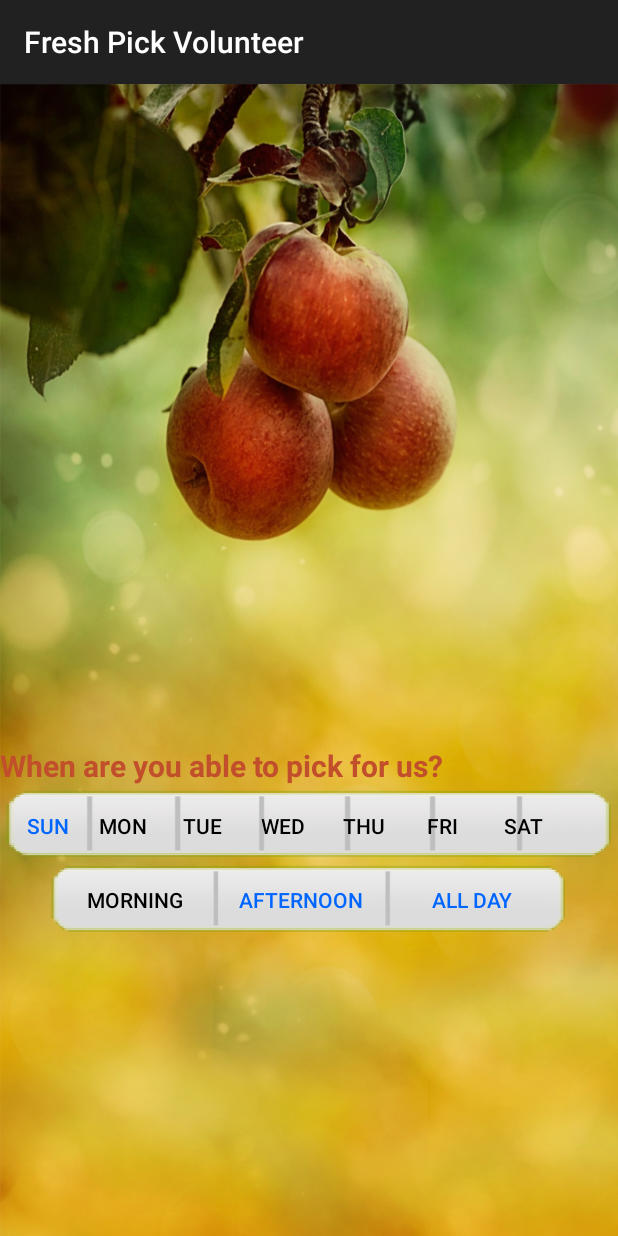
After one commit to maxstr/io15Hackathon, an Android app: the fragment FirstActivityFragment shown on its own in the app's theme, on a phone screen of 412 x 824 dp. The commit adds this screen. Run offline under Robolectric (Android 15) with nearby library versions, the phone set to English and light mode, and no system bars.

Commit message:
adding volunteer screen

```diff
--- a/android-volunteer/app/src/main/AndroidManifest.xml
+++ b/android-volunteer/app/src/main/AndroidManifest.xml
@@ -36,6 +36,10 @@
             android:name=".MainActivity"
             android:label="@string/title_activity_main" >
         </activity>
+        <activity
+            android:name=".FirstActivity"
+            android:label="@string/title_activity_first" >
+        </activity>
     </application>
 
 </manifest>
--- /dev/null
+++ b/android-volunteer/app/src/main/java/com/mcgoldricksolutions/freshpickvolunteer/FirstActivity.java
@@ -0,0 +1,39 @@
+package com.mcgoldricksolutions.freshpickvolunteer;
+
+import android.support.v7.app.ActionBarActivity;
+import android.os.Bundle;
+import android.view.Menu;
+import android.view.MenuItem;
+
+
+public class FirstActivity extends ActionBarActivity {
+
+    @Override
+    protected void onCreate(Bundle savedInstanceState) {
+        super.onCreate(savedInstanceState);
+        setContentView(R.layout.activity_first);
+    }
+
+
+    @Override
+    public boolean onCreateOptionsMenu(Menu menu) {
+        // Inflate the menu; this adds items to the action bar if it is present.
+        getMenuInflater().inflate(R.menu.menu_first, menu);
+        return true;
+    }
+
+    @Override
+    public boolean onOptionsItemSelected(MenuItem item) {
+        // Handle action bar item clicks here. The action bar will
+        // automatically handle clicks on the Home/Up button, so long
+        // as you specify a parent activity in AndroidManifest.xml.
+        int id = item.getItemId();
+
+        //noinspection SimplifiableIfStatement
+        if (id == R.id.action_settings) {
+            return true;
+        }
+
+        return super.onOptionsItemSelected(item);
+    }
+}
--- /dev/null
+++ b/android-volunteer/app/src/main/java/com/mcgoldricksolutions/freshpickvolunteer/FirstActivityFragment.java
@@ -0,0 +1,23 @@
+package com.mcgoldricksolutions.freshpickvolunteer;
+
+import android.support.v4.app.Fragment;
+import android.os.Bundle;
+import android.view.LayoutInflater;
+import android.view.View;
+import android.view.ViewGroup;
+
+
+/**
+ * A placeholder fragment containing a simple view.
+ */
+public class FirstActivityFragment extends Fragment {
+
+    public FirstActivityFragment() {
+    }
+
+    @Override
+    public View onCreateView(LayoutInflater inflater, ViewGroup container,
+                             Bundle savedInstanceState) {
+        return inflater.inflate(R.layout.fragment_first, container, false);
+    }
+}
--- a/android-volunteer/app/src/main/java/com/mcgoldricksolutions/freshpickvolunteer/util/SystemUiHiderHoneycomb.java
+++ b/android-volunteer/app/src/main/java/com/mcgoldricksolutions/freshpickvolunteer/util/SystemUiHiderHoneycomb.java
@@ -53,7 +53,7 @@ public class SystemUiHiderHoneycomb extends SystemUiHiderBase {
             // If the client requested fullscreen, add flags relevant to hiding
             // the status bar. Note that some of these constants are new as of
             // API 16 (Jelly Bean). It is safe to use them, as they are inlined
-            // at compile-time and do nothing on pre-Jelly Bean devices.
+            // at compile-time_selector and do nothing on pre-Jelly Bean devices.
             mShowFlags |= View.SYSTEM_UI_FLAG_LAYOUT_FULLSCREEN;
             mHideFlags |= View.SYSTEM_UI_FLAG_LAYOUT_FULLSCREEN
                     | View.SYSTEM_UI_FLAG_FULLSCREEN;
--- /dev/null
+++ b/android-volunteer/app/src/main/res/color/toggle_text.xml
@@ -0,0 +1,5 @@
+<?xml version="1.0" encoding="utf-8"?>
+<selector xmlns:android="http://schemas.android.com/apk/res/android">
+    <item android:state_checked="true" android:color="#0066FF" />
+    <item android:color="#000000" />
+</selector>
--- /dev/null
+++ b/android-volunteer/app/src/main/res/layout/activity_first.xml
@@ -0,0 +1,7 @@
+<fragment xmlns:android="http://schemas.android.com/apk/res/android"
+    xmlns:tools="http://schemas.android.com/tools"
+    android:id="@+id/fragment"
+    android:name="com.mcgoldricksolutions.freshpickvolunteer.MainActivityFragment"
+    tools:layout="@layout/fragment_first"
+    android:layout_width="match_parent"
+    android:layout_height="match_parent" />
--- /dev/null
+++ b/android-volunteer/app/src/main/res/layout/fragment_first.xml
@@ -0,0 +1,182 @@
+<FrameLayout xmlns:android="http://schemas.android.com/apk/res/android"
+    xmlns:tools="http://schemas.android.com/tools"
+    android:layout_width="match_parent"
+    android:layout_height="match_parent"
+    android:alpha="255"
+    tools:context="com.mcgoldricksolutions.freshpickvolunteer.MainActivityFragment"
+    android:background="@drawable/background">
+
+
+
+    <LinearLayout
+        android:layout_width="fill_parent"
+        android:layout_height="wrap_content"
+        android:orientation="vertical"
+        android:layout_gravity="bottom"
+        android:layout_marginBottom="200dp">
+        <TextView
+            android:layout_width="wrap_content"
+            android:layout_height="wrap_content"
+            android:id="@+id/editText"
+            android:layout_gravity="left|top"
+            android:textColor="#C24F2B"
+            android:textStyle="bold"
+            android:textSize="20dp"
+            android:textAppearance="?android:attr/textAppearanceLarge"
+            android:text="@string/welcometext" />
+        <LinearLayout
+            android:orientation="horizontal"
+            android:layout_width="wrap_content"
+            android:layout_height="50dp"
+            android:layout_gravity="center_horizontal"
+            android:background="@drawable/week_selector">
+            <ToggleButton
+                android:layout_width="50dp"
+                android:layout_height="wrap_content"
+                android:textOn="Sun"
+                android:textOff="Sun"
+                android:id="@+id/toggleButton"
+                android:background="?android:attr/selectableItemBackground"
+                android:layout_gravity="center_horizontal"
+                android:checked="true"
+                android:clickable="false"
+                android:textColor="@color/toggle_text"
+                android:paddingLeft="14dp"
+                android:paddingTop="5dp" />
+            <ToggleButton
+                android:layout_width="50dp"
+                android:layout_height="wrap_content"
+                android:id="@+id/toggleButton"
+                android:textOn="Mon"
+                android:textOff="Mon"
+                android:background="?android:attr/selectableItemBackground"
+                android:layout_gravity="center_horizontal"
+                android:checked="false"
+                android:clickable="false"
+                android:textColor="@color/toggle_text"
+                android:paddingTop="5dp"
+                android:paddingLeft="14dp" />
+            <ToggleButton
+                android:layout_width="50dp"
+                android:layout_height="wrap_content"
+                android:id="@+id/toggleButton"
+                android:textOn="Tue"
+                android:textOff="Tue"
+                android:background="?android:attr/selectableItemBackground"
+                android:layout_gravity="center_horizontal"
+                android:checked="false"
+                android:clickable="false"
+                android:textColor="@color/toggle_text"
+                android:paddingTop="5dp"
+                android:paddingLeft="20dp" />
+            <ToggleButton
+                android:layout_width="50dp"
+                android:layout_height="wrap_content"
+                android:id="@+id/toggleButton"
+                android:textOn="Wed"
+                android:textOff="Wed"
+                android:background="?android:attr/selectableItemBackground"
+                android:layout_gravity="center_horizontal"
+                android:checked="false"
+                android:clickable="false"
+                android:textColor="@color/toggle_text"
+                android:paddingTop="5dp"
+                android:paddingLeft="20dp"
+                android:layout_marginLeft="4dp" />
+            <ToggleButton
+                android:layout_width="50dp"
+                android:layout_height="wrap_content"
+                android:id="@+id/toggleButton"
+                android:textOn="Thu"
+                android:textOff="Thu"
+                android:background="?android:attr/selectableItemBackground"
+                android:layout_gravity="center_horizontal"
+                android:checked="false"
+                android:clickable="false"
+                android:textColor="@color/toggle_text"
+                android:paddingTop="5dp"
+                android:layout_marginLeft="14dp" />
+            <ToggleButton
+                android:layout_width="50dp"
+                android:layout_height="wrap_content"
+                android:id="@+id/toggleButton"
+                android:textOn="Fri"
+                android:textOff="Fri"
+                android:background="?android:attr/selectableItemBackground"
+                android:layout_gravity="center_horizontal"
+                android:checked="false"
+                android:clickable="false"
+                android:textColor="@color/toggle_text"
+                android:paddingTop="5dp"
+                android:layout_marginLeft="2dp" />
+            <ToggleButton
+                android:layout_width="50dp"
+                android:layout_height="wrap_content"
+                android:id="@+id/toggleButton"
+                android:textOn="Sat"
+                android:textOff="Sat"
+                android:layout_gravity="center_horizontal"
+                android:checked="false"
+                android:background="?android:attr/selectableItemBackground"
+                android:textColor="@color/toggle_text"
+                android:paddingTop="5dp"
+                android:paddingLeft="0dp"
+                android:paddingRight="0dp"
+                android:layout_marginLeft="4dp" />
+
+        </LinearLayout>
+        <LinearLayout
+            android:orientation="horizontal"
+            android:layout_width="350dp"
+            android:layout_height="50dp"
+            android:layout_gravity="center_horizontal"
+            android:background="@drawable/time_selector">
+            <ToggleButton
+                android:layout_width="wrap_content"
+                android:layout_height="wrap_content"
+                android:textOn="Morning"
+                android:textOff="Morning"
+                android:id="@+id/toggleButton"
+                android:background="?android:attr/selectableItemBackground"
+                android:layout_gravity="center_horizontal"
+                android:checked="false"
+                android:clickable="false"
+                android:textColor="@color/toggle_text"
+                android:paddingLeft="27dp"
+                android:paddingTop="4dp" />
+            <ToggleButton
+                android:layout_width="wrap_content"
+                android:layout_height="wrap_content"
+                android:id="@+id/toggleButton"
+                android:textOn="Afternoon"
+                android:textOff="Afternoon"
+                android:background="?android:attr/selectableItemBackground"
+                android:layout_gravity="center_horizontal"
+                android:checked="true"
+                android:clickable="false"
+                android:textColor="@color/toggle_text"
+                android:paddingLeft="37dp"
+                android:paddingTop="4dp" />
+            <ToggleButton
+                android:layout_width="wrap_content"
+                android:layout_height="wrap_content"
+                android:id="@+id/toggleButton"
+                android:textOn="All Day"
+                android:textOff="All Day"
+                android:background="?android:attr/selectableItemBackground"
+                android:layout_gravity="center_horizontal"
+                android:checked="true"
+                android:clickable="false"
+                android:textColor="@color/toggle_text"
+                android:paddingLeft="45dp"
+                android:paddingTop="4dp" />
+        </LinearLayout>
+
+
+
+
+    </LinearLayout>
+
+
+
+</FrameLayout>
--- /dev/null
+++ b/android-volunteer/app/src/main/res/menu/menu_first.xml
@@ -0,0 +1,7 @@
+<menu xmlns:android="http://schemas.android.com/apk/res/android"
+    xmlns:app="http://schemas.android.com/apk/res-auto"
+    xmlns:tools="http://schemas.android.com/tools"
+    tools:context="com.mcgoldricksolutions.freshpickvolunteer.FirstActivity">
+    <item android:id="@+id/action_settings" android:title="@string/action_settings"
+        android:orderInCategory="100" app:showAsAction="never" />
+</menu>
--- a/android-volunteer/app/src/main/res/values/strings.xml
+++ b/android-volunteer/app/src/main/res/values/strings.xml
@@ -7,5 +7,7 @@
     <string name="title_activity_main">MainActivity</string>
     <string name="hello_world">Hello world!</string>
     <string name="action_settings">Settings</string>
+    <string name="title_activity_first">FirstActivity</string>
+    <string name="welcometext">When are you able to pick for us?</string>
 
 </resources>
```
Also changed, not shown: android-volunteer/app/src/main/res/drawable/time_selector.png (added), android-volunteer/app/src/main/res/drawable/week_selector.png (added).
